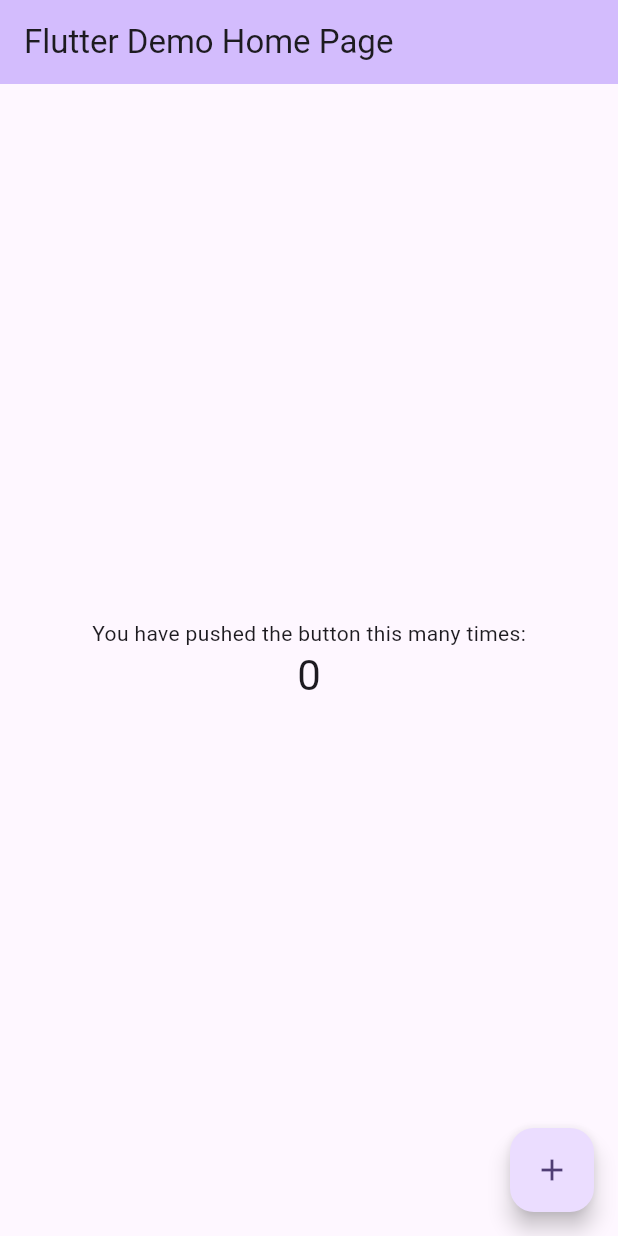
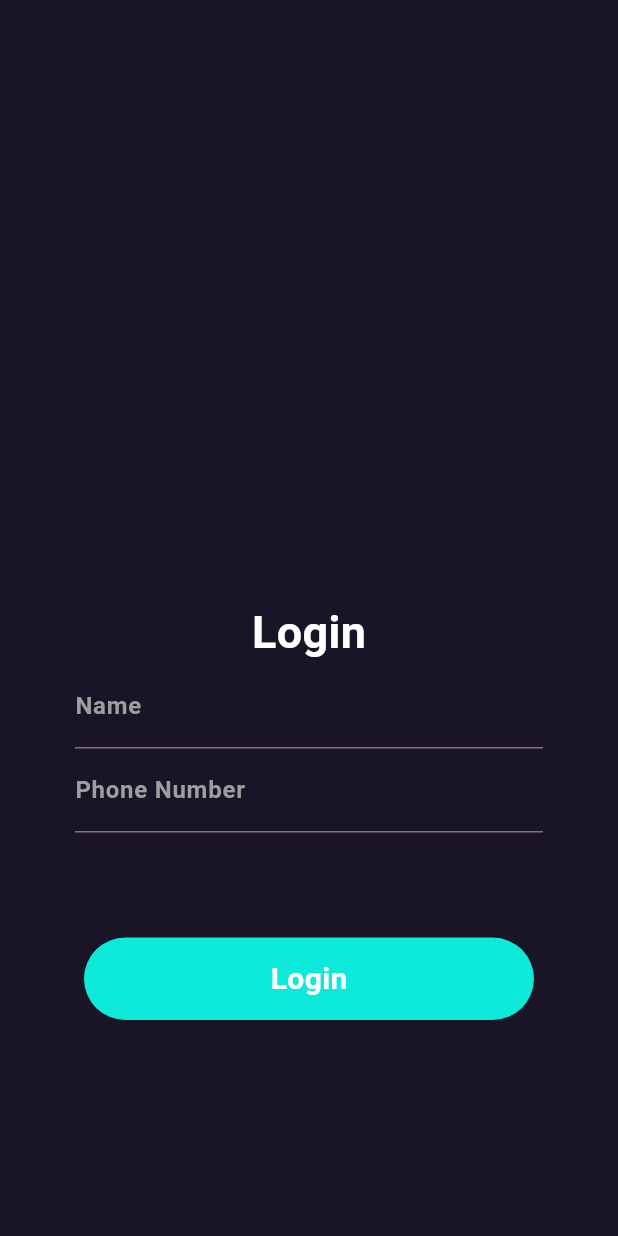
Before and after one commit to tejaswijadhav2003/Sarthi, a Flutter app: the screen it shows after launch, on a phone screen of 412 x 824 dp. Run offline on Flutter 3.47's test engine with Material 3 defaults, Android fonts, the phone set to English and light mode, and no system bars.

Commit message:
Added Login Page

```diff
--- a/flutter_application_1/lib/main.dart
+++ b/flutter_application_1/lib/main.dart
@@ -1,4 +1,5 @@
 import 'package:flutter/material.dart';
+import 'package:flutter_application_1/pages/login_page.dart';
 
 void main() {
   runApp(const MyApp());
@@ -13,113 +14,13 @@ class MyApp extends StatelessWidget {
     return MaterialApp(
       title: 'Flutter Demo',
       theme: ThemeData(
-        // This is the theme of your application.
-        //
-        // TRY THIS: Try running your application with "flutter run". You'll see
-        // the application has a purple toolbar. Then, without quitting the app,
-        // try changing the seedColor in the colorScheme below to Colors.green
-        // and then invoke "hot reload" (save your changes or press the "hot
-        // reload" button in a Flutter-supported IDE, or press "r" if you used
-        // the command line to start the app).
-        //
-        // Notice that the counter didn't reset back to zero; the application
-        // state is not lost during the reload. To reset the state, use hot
-        // restart instead.
-        //
-        // This works for code too, not just values: Most code changes can be
-        // tested with just a hot reload.
-        colorScheme: ColorScheme.fromSeed(seedColor: Colors.deepPurple),
+
+        colorScheme: ColorScheme.fromSeed(seedColor: Colors.black87),
+        scaffoldBackgroundColor: Colors.black54,
         useMaterial3: true,
       ),
-      home: const MyHomePage(title: 'Flutter Demo Home Page'),
+      home: LoginPage(),
+
     );
   }
 }
-
-class MyHomePage extends StatefulWidget {
-  const MyHomePage({super.key, required this.title});
-
-  // This widget is the home page of your application. It is stateful, meaning
-  // that it has a State object (defined below) that contains fields that affect
-  // how it looks.
-
-  // This class is the configuration for the state. It holds the values (in this
-  // case the title) provided by the parent (in this case the App widget) and
-  // used by the build method of the State. Fields in a Widget subclass are
-  // always marked "final".
-
-  final String title;
-
-  @override
-  State<MyHomePage> createState() => _MyHomePageState();
-}
-
-class _MyHomePageState extends State<MyHomePage> {
-  int _counter = 0;
-
-  void _incrementCounter() {
-    setState(() {
-      // This call to setState tells the Flutter framework that something has
-      // changed in this State, which causes it to rerun the build method below
-      // so that the display can reflect the updated values. If we changed
-      // _counter without calling setState(), then the build method would not be
-      // called again, and so nothing would appear to happen.
-      _counter++;
-    });
-  }
-
-  @override
-  Widget build(BuildContext context) {
-    // This method is rerun every time setState is called, for instance as done
-    // by the _incrementCounter method above.
-    //
-    // The Flutter framework has been optimized to make rerunning build methods
-    // fast, so that you can just rebuild anything that needs updating rather
-    // than having to individually change instances of widgets.
-    return Scaffold(
-      appBar: AppBar(
-        // TRY THIS: Try changing the color here to a specific color (to
-        // Colors.amber, perhaps?) and trigger a hot reload to see the AppBar
-        // change color while the other colors stay the same.
-        backgroundColor: Theme.of(context).colorScheme.inversePrimary,
-        // Here we take the value from the MyHomePage object that was created by
-        // the App.build method, and use it to set our appbar title.
-        title: Text(widget.title),
-      ),
-      body: Center(
-        // Center is a layout widget. It takes a single child and positions it
-        // in the middle of the parent.
-        child: Column(
-          // Column is also a layout widget. It takes a list of children and
-          // arranges them vertically. By default, it sizes itself to fit its
-          // children horizontally, and tries to be as tall as its parent.
-          //
-          // Column has various properties to control how it sizes itself and
-          // how it positions its children. Here we use mainAxisAlignment to
-          // center the children vertically; the main axis here is the vertical
-          // axis because Columns are vertical (the cross axis would be
-          // horizontal).
-          //
-          // TRY THIS: Invoke "debug painting" (choose the "Toggle Debug Paint"
-          // action in the IDE, or press "p" in the console), to see the
-          // wireframe for each widget.
-          mainAxisAlignment: MainAxisAlignment.center,
-          children: <Widget>[
-            const Text(
-              'You have pushed the button this many times:',
-            ),
-            Text(
-              '$_counter',
-              style: Theme.of(context).textTheme.headlineMedium,
-            ),
-          ],
-        ),
-      ),
-      floatingActionButton: FloatingActionButton(
-        onPressed: _incrementCounter,
-        tooltip: 'Increment',
-        child: const Icon(Icons.add),
-      ), // This trailing comma makes auto-formatting nicer for build methods.
-    );
-  }
-}
--- /dev/null
+++ b/flutter_application_1/lib/pages/login_page.dart
@@ -0,0 +1,92 @@
+import 'package:flutter/material.dart';
+
+class LoginPage extends StatefulWidget{
+  const LoginPage({super.key});
+
+  @override
+  State<LoginPage> createState() => _LoginPageState();
+}
+class _LoginPageState extends State<LoginPage> {
+  @override
+  Widget build(BuildContext context){
+    return Scaffold(
+      body: Container(
+        height: double.infinity,
+        width: double.infinity,
+        decoration: const BoxDecoration(
+          gradient: LinearGradient(colors: [
+            Color(0xff191526),
+            Color(0xff191526),
+          ],
+          )
+        ),
+
+
+
+        child: Padding(
+          padding:  EdgeInsets.only(top: 400.0, left: 50, right:50 ),
+          child: Form(
+            child: Column(
+              children: <Widget>[
+
+                Text('Login',
+                  style: TextStyle(
+                      fontSize: 30,
+                      color: Colors.white,
+                      fontWeight: FontWeight.bold
+                  ),
+                ),
+                TextField(
+                  decoration: InputDecoration(
+                    label: Text('Name',style:
+                      TextStyle(
+                        fontWeight: FontWeight.bold,
+                        color: Colors.grey,
+                      )
+                      )
+                  ),
+
+                ),
+                TextField(
+                  decoration: InputDecoration(
+                    label: Text('Phone Number',style:
+                      TextStyle(
+                        fontWeight: FontWeight.bold,
+                        color: Colors.grey,
+                      )
+                    )
+                  ),
+                ),
+                SizedBox(height: 70,),
+                Container(
+
+                  height: 55,
+                  width: 300,
+                  decoration: BoxDecoration(
+                    borderRadius: BorderRadius.circular(30),
+                    gradient: LinearGradient(
+                      colors: [
+                        Color(0xff10CF6E3),
+                        Color(0xff10CF6E3),
+                      ]
+                    )
+                  ),
+                  child: Center(child: Text('Login',
+                    style: TextStyle(
+                      fontWeight: FontWeight.bold,
+                      fontSize: 20,
+                      color: Colors.white,
+                    ),
+
+                  ),),
+                )
+              ],
+            ),
+          ),
+
+
+        )
+      ),
+    );
+  }
+}
--- a/flutter_application_1/pubspec.yaml
+++ b/flutter_application_1/pubspec.yaml
@@ -59,9 +59,8 @@ flutter:
   uses-material-design: true
 
   # To add assets to your application, add an assets section, like this:
-  # assets:
-  #   - images/a_dot_burr.jpeg
-  #   - images/a_dot_ham.jpeg
+#  assets:
+#    - images/Logo.jpg
 
   # An image asset can refer to one or more resolution-specific "variants", see
   # https://flutter.dev/assets-and-images/#resolution-aware
```
Also changed, not shown: flutter_application_1/assets/images/Logo.jpg (added).
